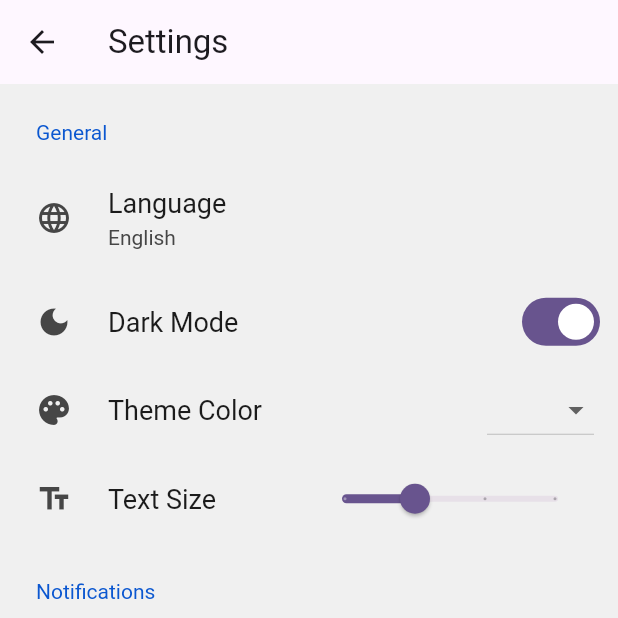
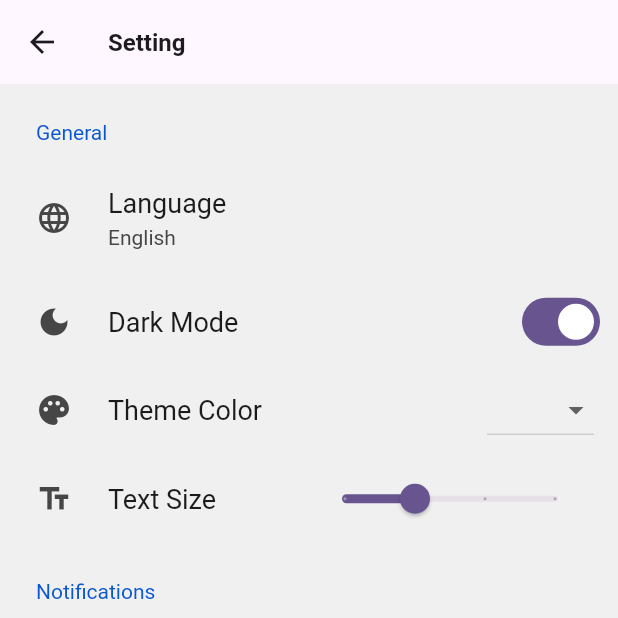
Before and after one commit to Supakorn-suri/flutter-starter-screens, a Flutter app: the SettingScreen screen opened directly, on a phone screen of 412 x 824 dp, the top half of it. Run offline on Flutter 3.47's test engine with Material 3 defaults, Android fonts, the phone set to English and light mode, and no system bars; drawn by our look-alikes of settings_ui; our stand-ins replace carousel_slider.

Commit message:
refactor: use const constructors for Text and Icon

```diff
--- a/lib/features/setting/setting_screen.dart
+++ b/lib/features/setting/setting_screen.dart
@@ -7,20 +7,24 @@ class SettingScreen extends StatelessWidget {
   @override
   Widget build(BuildContext context) {
     return Scaffold(
-      appBar: AppBar(title: Text('Settings')),
+      appBar: AppBar(
+          title: const Text(
+        'Setting',
+        style: TextStyle(fontSize: 16, fontWeight: FontWeight.bold),
+      )),
       body: SettingsList(
         sections: [
           SettingsSection(
-            title: Text('General'),
+            title: const Text('General'),
             tiles: [
               SettingsTile.navigation(
-                leading: Icon(Icons.language),
-                title: Text('Language'),
-                value: Text('English'),
+                leading: const Icon(Icons.language),
+                title: const Text('Language'),
+                value: const Text('English'),
                 onPressed: (context) {
                   // navigate to language selection
                 },
-                description: Text(
+                description: const Text(
                     'Select your preferred language for the app interface.'),
               ),
               SettingsTile.switchTile(
@@ -28,12 +32,12 @@ class SettingScreen extends StatelessWidget {
                   // toggle dark mode / custom theme
                 },
                 initialValue: true,
-                leading: Icon(Icons.dark_mode),
-                title: Text('Dark Mode'),
+                leading: const Icon(Icons.dark_mode),
+                title: const Text('Dark Mode'),
               ),
               SettingsTile(
-                title: Text('Theme Color'),
-                leading: Icon(Icons.palette),
+                title: const Text('Theme Color'),
+                leading: const Icon(Icons.palette),
                 trailing: DropdownButton<String>(
                   onChanged: (value) {},
                   items: <String>['Blue', 'Red', 'Green', 'Purple']
@@ -46,8 +50,8 @@ class SettingScreen extends StatelessWidget {
                 ),
               ),
               SettingsTile(
-                title: Text('Text Size'),
-                leading: Icon(Icons.text_fields),
+                title: const Text('Text Size'),
+                leading: const Icon(Icons.text_fields),
                 trailing: Slider(
                   min: 0.5,
                   max: 2.0,
@@ -59,46 +63,45 @@ class SettingScreen extends StatelessWidget {
             ],
           ),
           SettingsSection(
-            title: Text('Notifications'),
+            title: const Text('Notifications'),
             tiles: [
               SettingsTile.switchTile(
                 onToggle: (value) {},
                 initialValue: true,
-                leading: Icon(Icons.notifications),
-                title: Text('App Notifications'),
+                leading: const Icon(Icons.notifications),
+                title: const Text('App Notifications'),
               ),
               SettingsTile.switchTile(
                 onToggle: (value) {},
                 initialValue: true,
-                leading: Icon(Icons.volume_up),
-                title: Text('Notification Sound'),
+                leading: const Icon(Icons.volume_up),
+                title: const Text('Notification Sound'),
               ),
               SettingsTile.switchTile(
                 onToggle: (value) {},
                 initialValue: false,
-                leading: Icon(Icons.vibration),
-                title: Text('Vibration'),
+                leading: const Icon(Icons.vibration),
+                title: const Text('Vibration'),
               ),
             ],
           ),
           SettingsSection(
-            title: Text('Account'),
+            title: const Text('Account'),
             tiles: [
               SettingsTile.navigation(
-                leading: Icon(Icons.person),
-                title: Text('Profile'),
+                leading: const Icon(Icons.person),
+                title: const Text('Profile'),
                 onPressed: (context) {},
               ),
               SettingsTile.navigation(
-                leading: Icon(Icons.lock),
-                title: Text('Privacy & Security'),
+                leading: const Icon(Icons.lock),
+                title: const Text('Privacy & Security'),
                 onPressed: (context) {},
                 description:
-                    Text('Manage privacy settings and security options.'),
+                    const Text('Manage privacy settings and security options.'),
               ),
             ],
           ),
-
         ],
       ),
     );
```
